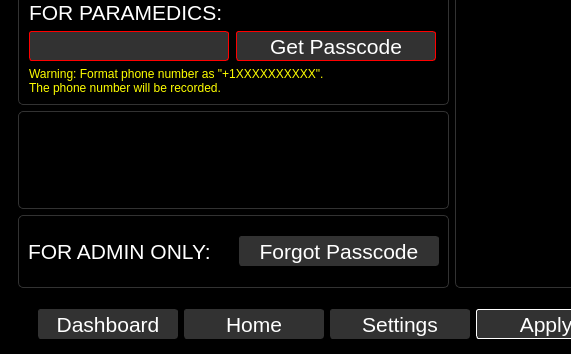
This is qt_design/main_window.ui in zyl120/Naloxone_Safety_Kit as Qt 5 draws it before an edit; both pictures show x 0 to 571 and y 126 to 480 of the 800 by 480 pixel window. The edited form follows.
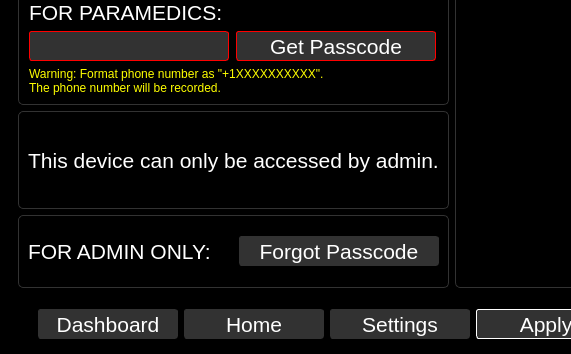
This is the edited form.

Commit message: change text color

Diff of the .ui file:
```diff
--- a/qt_design/main_window.ui
+++ b/qt_design/main_window.ui
@@ -4493,9 +4493,15 @@
                  <pointsize>16</pointsize>
                 </font>
                </property>
+               <property name="styleSheet">
+                <string notr="true">color:white</string>
+               </property>
                <property name="text">
                 <string>This device can only be accessed by admin.</string>
                </property>
+               <property name="alignment">
+                <set>Qt::AlignCenter</set>
+               </property>
               </widget>
              </item>
             </layout>
```
The commit also changes 2 other files.
